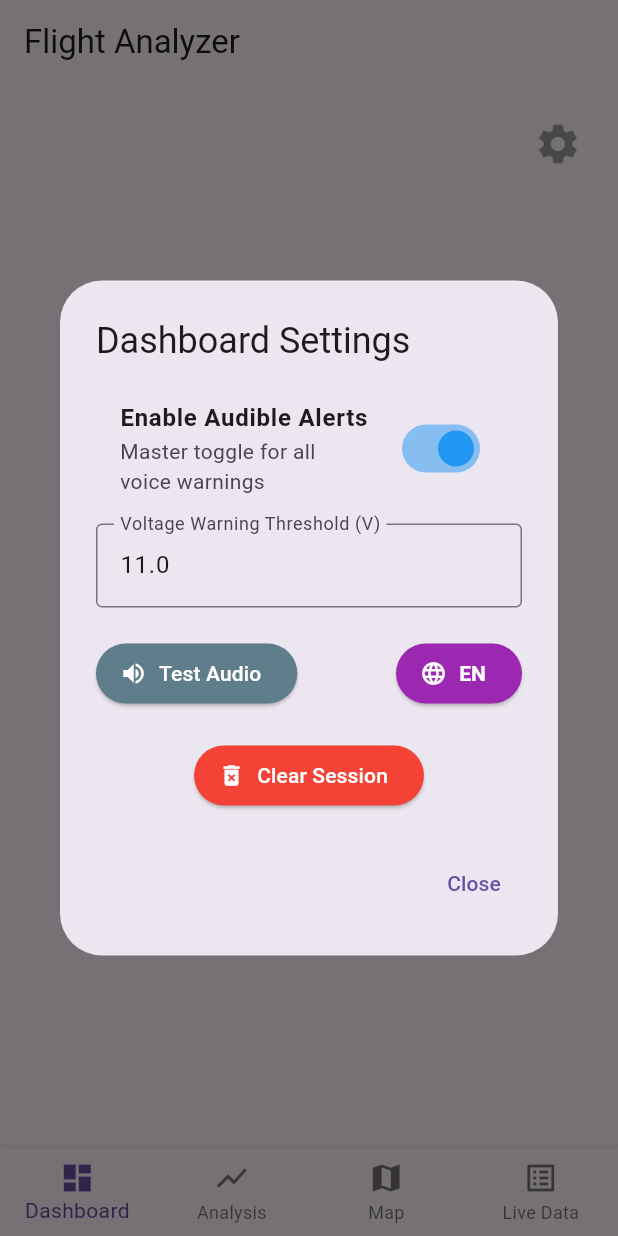
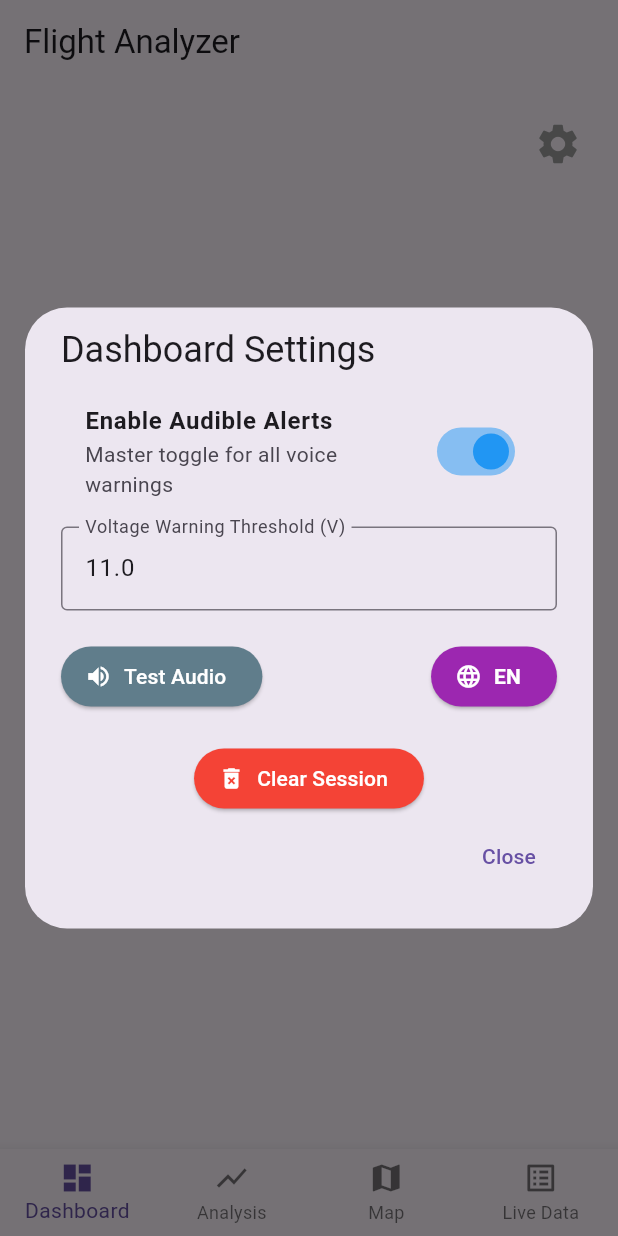
Before and after one commit to Ebrithil-1337/esp32flight_datalogger, a Flutter app: the screen it shows after launch, after a tap on "Connect to ESP32", after a tap on the "settings" icon, on a phone screen of 412 x 824 dp. Run offline on Flutter 3.47's test engine with Material 3 defaults, Android fonts, the phone set to English and light mode, and no system bars; our stand-ins replace file_picker, fl_chart, flutter_blue_plus, flutter_map, flutter_tts, latlong2 and 1 more.

Commit message:
Ui/Ux Improvements

```diff
--- a/lib/providers/app_state.dart
+++ b/lib/providers/app_state.dart
@@ -17,7 +17,7 @@ class AppState extends ChangeNotifier
 { // The central brain holding all variables and logic
 
   // --- DASHBOARD VARIABLES ---
-  String connectionStatus = "Disconnected"; // Shows if paired
+  String connectionStatus = 'Disconnected'; // Shows if paired
   BluetoothDevice? connectedDevice; // Remembers the active ESP32 connection
   StreamSubscription<List<int>>? bleStream; // Saves the data stream
 
@@ -25,7 +25,7 @@ class AppState extends ChangeNotifier
   List<String> recordedRows = []; // Memory bank for saving live Bluetooth data
 
   // --- REPLAY VARIABLES ---
-  String loadedFileName = "No file loaded"; // Holds selected file name
+  String loadedFileName = 'No file loaded'; // Holds selected file name
   int totalDataRows = 0; // Counts total rows
   Timer? playbackTimer; // Looping timer
   List<String> replayRows = []; // Holds all CSV text
@@ -116,6 +116,11 @@ Map<int, String> customSensorNames = {}; // Stores custom names by index
       Map<String, dynamic> decoded = jsonDecode(namesJson); // Decode JSON
       customSensorNames = decoded.map((k, v) => MapEntry(int.parse(k), v.toString())); // Parse back to integer map
     }
+    if (connectedDevice == null)
+    { // Only update if no device connected in the background
+      connectionStatus = tr('Disconnected'); // Apply the correct language string
+    }
+
     notifyListeners(); // Refresh UI
   }
 
@@ -182,7 +187,7 @@ Map<int, String> customSensorNames = {}; // Stores custom names by index
     'Enable Audible Alerts': {'en': 'Enable Audible Alerts', 'de': 'Akustische Warnungen aktivieren'},
     'Master toggle for all voice warnings': {'en': 'Master toggle for all voice warnings', 'de': 'Hauptschalter für alle Sprachwarnungen'},
     'Close': {'en': 'Close', 'de': 'Schließen'},
-    'Disconnected': {'en': 'Disconnected', 'de': 'Getrennt'},
+    'Disconnected': {'en': 'Disconnected', 'de': 'Disconnected'},
     'Scanning...': {'en': 'Scanning...', 'de': 'Suche...'},
     'Device not found, try again': {'en': 'Device not found, try again', 'de': 'Gerät nicht gefunden, bitte erneut versuchen'},
     'Connecting...': {'en': 'Connecting...', 'de': 'Verbinden...'},
@@ -219,8 +224,8 @@ Map<int, String> customSensorNames = {}; // Stores custom names by index
   { // Instantly wipes all memory and resets the app
     playbackTimer?.cancel(); // Kill any running replays
 
-    if (connectedDevice == null) connectionStatus = "Disconnected"; // Only reset text if we are not connected
-    loadedFileName = "No file loaded"; // Reset file text
+    if (connectedDevice == null) connectionStatus = tr('Disconnected'); // Only reset text if we are not connected
+    loadedFileName = tr('No file loaded'); // Reset file text
     totalDataRows = 0; // Reset row count
     replayRows.clear(); // Delete file from memory
     replayIndex = 0; // Reset counter
@@ -387,7 +392,7 @@ if (dataList.length > 11)
   // --- BLUETOOTH LOGIC ---
   void startScan() async
   { // Start scanning
-    connectionStatus = "Scanning..."; // Status
+    connectionStatus = tr('Scanning...'); // Status
     notifyListeners(); // Update UI
 
     var subscription = FlutterBluePlus.onScanResults.listen((results)
@@ -407,16 +412,16 @@ if (dataList.length > 11)
 
     subscription.cancel(); // Clean up listener
 
-    if (connectionStatus == "Scanning...")
+    if (connectionStatus == tr('Scanning...'))
     { // Never found
-      connectionStatus = "Device not found, try again"; // Prompt user
+      connectionStatus = tr('Device not found, try again'); // Prompt user
       notifyListeners(); // Update UI
     }
   }
 
   void connectToDevice(BluetoothDevice device) async
   { // Handle connection
-    connectionStatus = "Connecting..."; // Status
+    connectionStatus = tr('Connecting...'); // Status
     notifyListeners(); // Update UI
 
     try
@@ -426,7 +431,7 @@ if (dataList.length > 11)
       clearSession(); // Clean memory before starting
 
       connectedDevice = device; // Save device
-      connectionStatus = "Connected to FlightLogger!"; // Success
+      connectionStatus = tr('Connected to FlightLogger!'); // Success
       notifyListeners(); // Update UI
 
       List<BluetoothService> services = await device.discoverServices(); // Get services
@@ -467,7 +472,7 @@ if (dataList.length > 11)
     }
     catch (e)
     { // Error block
-      connectionStatus = "Connection Failed"; // Status
+      connectionStatus = tr('Connection Failed'); // Status
       connectedDevice = null; // Clear failure
       notifyListeners(); // Update UI
     }
@@ -490,7 +495,7 @@ if (dataList.length > 11)
     finally
     { // This ALWAYS executes
       connectedDevice = null; // Clear memory
-      connectionStatus = "Disconnected"; // Update text
+      connectionStatus = tr('Disconnected'); // Update text
       notifyListeners(); // Update UI
     }
   }
--- a/lib/screens/tabs/analysis_tab.dart
+++ b/lib/screens/tabs/analysis_tab.dart
@@ -95,16 +95,19 @@ class AnalysisTab extends StatelessWidget
         String name = appState.getSensorName(idx); // Get central name
         Color lineCol = appState.chartColors[idx % appState.chartColors.length]; // Pull color
 
-        return GestureDetector(
-          onLongPress: () => _showRenameDialog(context, appState, idx), // Trigger popup
-          child: Row(
+        return Row(
           mainAxisSize: MainAxisSize.min, // Keep tight
           children: [
             Container(width: 12, height: 12, color: lineCol), // Box
             const SizedBox(width: 4), // Gap
             Text(name, style: const TextStyle(fontSize: 14, fontWeight: FontWeight.bold)), // Text
+            IconButton(
+              icon: const Icon(Icons.edit, size: 16), // Pen icon
+              padding: const EdgeInsets.only(left: 4), // Small gap before the icon
+              constraints: const BoxConstraints(), // Removes default bulky button padding
+              onPressed: () => _showRenameDialog(context, appState, idx), // Trigger popup
+            ),
           ],
-          ),
         );
       }).toList(),
     );
--- a/lib/screens/tabs/dashboard_tab.dart
+++ b/lib/screens/tabs/dashboard_tab.dart
@@ -18,10 +18,14 @@ class DashboardTab extends StatelessWidget
           builder: (context, setDialogState)
           { // Allow the popup itself to update visually when buttons are pressed
             return AlertDialog(
-              title: Text(appState.tr('Dashboard Settings')), // Translated Title
+              insetPadding: const EdgeInsets.symmetric(horizontal: 16, vertical: 12), // Lets the dialog stretch closer to the phone edges
+              titlePadding: const EdgeInsets.only(top: 12, left: 24, right: 24, bottom: 8), // Shrinks the gap above the title
+              contentPadding: const EdgeInsets.symmetric(horizontal: 24, vertical: 4), // Shrinks the gap between title and content
+
+              title: Text(appState.tr('Dashboard Settings')),
               content: SingleChildScrollView(
                 child: Column(
-                  mainAxisSize: MainAxisSize.min, // Wrap content tightly
+                  mainAxisSize: MainAxisSize.min,
                   children: [
                     SwitchListTile(
                       title: Text(appState.tr('Enable Audible Alerts'), style: const TextStyle(fontWeight: FontWeight.bold)), // Translated Label
@@ -108,6 +112,8 @@ class DashboardTab extends StatelessWidget
     return Stack(
       children: [
         Center(
+          // ADDED SingleChildScrollView right here so only the column scrolls
+          child: SingleChildScrollView(
             child: Column(
               mainAxisAlignment: MainAxisAlignment.center, // Vertically center content
               children: [
@@ -173,6 +179,7 @@ class DashboardTab extends StatelessWidget
                 ],
               ],
             ),
+          ), // END of SingleChildScrollView
         ),
 
         // SETTINGS GEAR BUTTON
```
Lines whose indentation alone changed are shown as unchanged.
